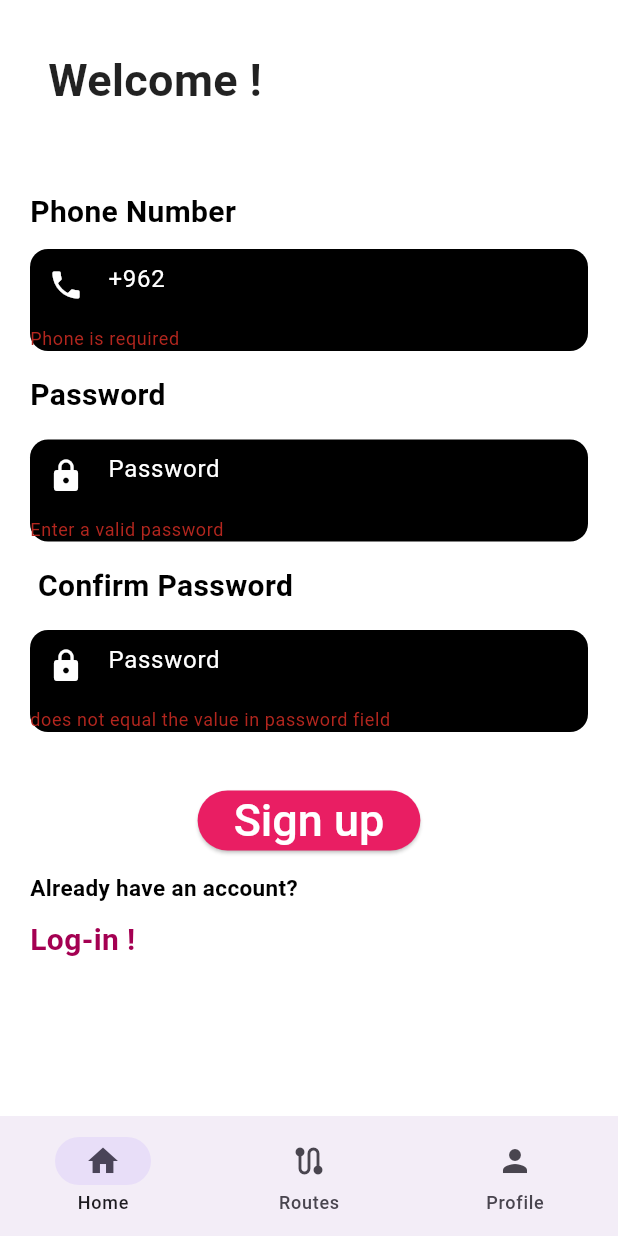
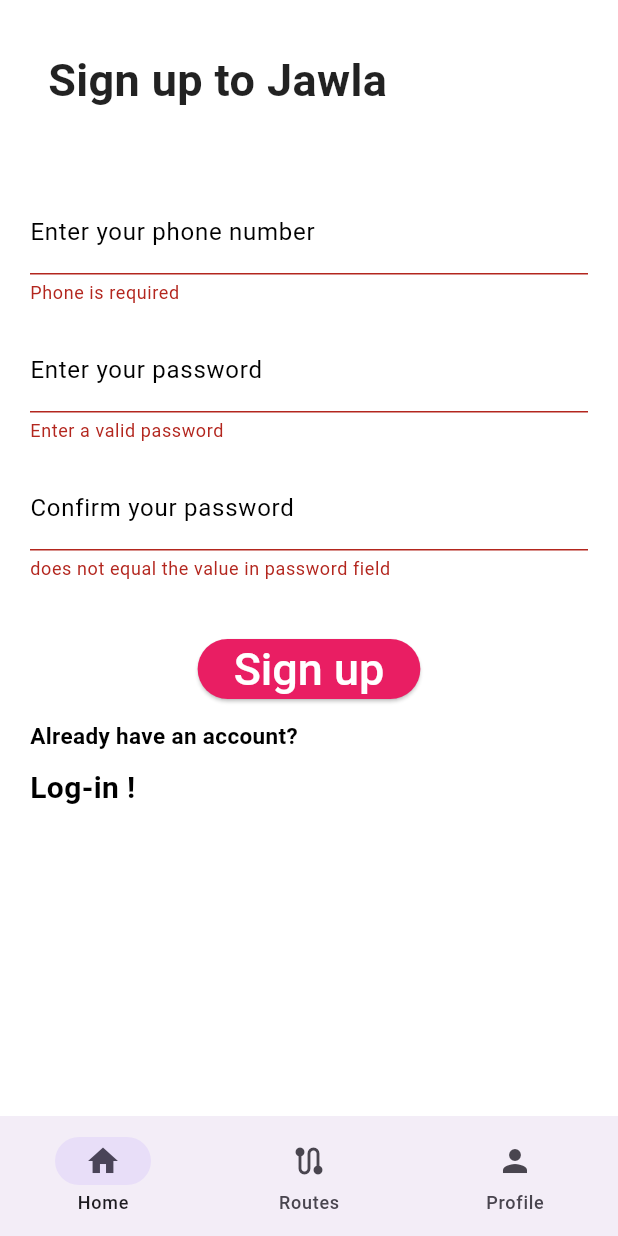
Before and after one commit to farahalomari/jawla, a Flutter app: the SignupScreen screen opened directly, after a tap on "Sign up", on a phone screen of 412 x 824 dp. Run offline on Flutter 3.47's test engine with Material 3 defaults, Android fonts, the phone set to English and light mode, and no system bars; our stand-ins replace flutter_map, geocoding, geolocator, latlong2, otp_text_field.

Commit message:
fixing the ui for the sign up page, work in progress and wil be removing the nav bar from this page

```diff
--- a/lib/signup.dart
+++ b/lib/signup.dart
@@ -3,7 +3,6 @@
 import 'package:gradproj7/login.dart';
 import 'package:gradproj7/otp.dart';
 import 'package:gradproj7/settings.dart';
-
 
 void main() {
   WidgetsFlutterBinding.ensureInitialized();
@@ -15,24 +14,27 @@
     ),
   );
 }
+
 class TextSection extends StatelessWidget {
   const TextSection({
     super.key,
     required this.description,
-
   });
 
   final String description;
 
-
   @override
   Widget build(BuildContext context) {
     return Padding(
-      padding: const EdgeInsets.only(top:10),
+      padding: const EdgeInsets.only(top: 10),
       child: Text(
         description,
         softWrap: true,
-        style:const TextStyle(fontSize:20,color:Color.fromRGBO(164, 0, 82, 10),fontWeight: FontWeight.bold  ),
+        style: const TextStyle(
+            fontSize: 20,
+            //color: Color.fromRGBO(164, 0, 82, 10),
+            color: Colors.black,
+            fontWeight: FontWeight.bold),
       ),
     );
   }
@@ -56,18 +58,18 @@
   final TextEditingController _confirmController = TextEditingController();
   late String _confirmErrorText = "";
 
-  bool _validateConfirm(String value1, String value2){
-    if(value1.isEmpty){
+  bool _validateConfirm(String value1, String value2) {
+    if (value1.isEmpty) {
       setState(() {
         _confirmErrorText = 'required';
       });
       return false;
+    } else if (value1.isNotEmpty && value1 != value2) {
+      _confirmErrorText = 'does not equal the value in password field';
+      return false;
+    } else {
+      return true;
     }
-    else if(value1.isNotEmpty && value1!=value2){
-      _confirmErrorText ='does not equal the value in password field';
-      return false;
-    }
-    else{return true;}
   }
 
   bool _validatePass(String value) {
@@ -76,19 +78,21 @@
         _passErrorText = 'Password is required';
       });
       return false;
-    }
-    else if (value.isNotEmpty && !isPassValid(value)) {
+    } else if (value.isNotEmpty && !isPassValid(value)) {
       setState(() {
         _passErrorText = 'Enter a valid password';
       });
       return false;
+    } else {
+      return true;
     }
-    else{
-    return true;}
   }
+
   bool isPassValid(String pass) {
     //Minimum eight characters, at least one letter, one number and one special character:
-    return RegExp(r'^(?=.*[A-Za-z])(?=.*\d)(?=.*[@$!%*#?&])[A-Za-z\d@$!%*#?&]{8,}$').hasMatch(pass);
+    return RegExp(
+            r'^(?=.*[A-Za-z])(?=.*\d)(?=.*[@$!%*#?&])[A-Za-z\d@$!%*#?&]{8,}$')
+        .hasMatch(pass);
   }
 
   bool _validatePhone(String value) {
@@ -97,24 +101,24 @@
         _phoneErrorText = 'Phone is required';
       });
       return false;
-    }
-    else if (value.isNotEmpty && !isPassValid(value)) {
+    } else if (value.isNotEmpty && !isPassValid(value)) {
       setState(() {
         _phoneErrorText = 'Enter a valid phone number';
       });
       return false;
+    } else {
+      return true;
     }
-    else{
-    return true;}
   }
+
   bool isPhoneValid(String phone) {
     //The numbers should start with a plus sign ( + )
     // It should be followed by Country code and National number.
     // It may contain white spaces or a hyphen ( – ).
     // the length of phone numbers may vary from 7 digits to 15 digits.
-    return RegExp(r' [+][0-9\-]\s?{6, 15}[0-9]$'
-    ).hasMatch(phone);
+    return RegExp(r' [+][0-9\-]\s?{6, 15}[0-9]$').hasMatch(phone);
   }
+
   @override
   Widget build(BuildContext context) {
     return SafeArea(
@@ -122,9 +126,9 @@
         backgroundColor: Colors.white,
         body: Column(
           children: [
-            const TitleSection(name: 'Welcome !',
+            const TitleSection(
+              name: 'Sign up to Jawla',
             ),
-
             Expanded(
               child: Container(
                 width: double.infinity,
@@ -141,144 +145,141 @@
                       child: Column(
                     crossAxisAlignment: CrossAxisAlignment.start,
                     children: [
-                          const Text(
-                            'Phone Number',
-                            style: TextStyle(
-                              color: Colors.black,
-                              fontSize: 20,
-                              fontWeight: FontWeight.bold,
+                      TextFormField(
+                        controller: _phoneController,
+                        style: const TextStyle(color: Colors.black),
+                        decoration: InputDecoration(
+                          border: const UnderlineInputBorder(),
+                          labelText: 'Enter your phone number',
+                          labelStyle: const TextStyle(color: Colors.black),
+                          errorText: _phoneErrorText,
+                          focusedBorder: UnderlineInputBorder(
+                            borderSide: BorderSide(color: Colors.black),
+                          ),
+                          enabledBorder: UnderlineInputBorder(
+                            borderSide: BorderSide(color: Colors.black),
                           ),
                         ),
-                          const SizedBox(height: 10),
-                          Container(
-                            decoration: BoxDecoration(
-                              borderRadius: BorderRadius.circular(12),
-                              color: Colors.black,
+                        validator: (value) {
+                          if (value == null || value.isEmpty) {
+                            return 'Please enter your phone number';
+                          }
+                          // Add more validation logic if needed
+                          return null;
+                        },
                       ),
-                            child: TextFormField(
-                              controller: _phoneController,
-                              style: const TextStyle(color: Colors.white),
-                              decoration:  InputDecoration(
-                                errorText: _phoneErrorText,
-                                border: InputBorder.none,
-                                prefixIcon: const Icon(
-                                  Icons.phone,
-                                  color: Colors.white,
+                      const SizedBox(height: 16),
+                      // Password Field
+                      TextFormField(
+                        controller: _passController,
+                        style: const TextStyle(color: Colors.black),
+                        decoration: InputDecoration(
+                          border: const UnderlineInputBorder(),
+                          labelText: 'Enter your password',
+                          labelStyle: const TextStyle(color: Colors.black),
+                          errorText: _passErrorText,
+                          focusedBorder: UnderlineInputBorder(
+                            borderSide: BorderSide(color: Colors.black),
                           ),
-                                hintText: '+962',
-                                hintStyle: const TextStyle(color: Colors.white),
-                              ),
-                              validator: (value) => _phoneErrorText,
+                          enabledBorder: UnderlineInputBorder(
+                            borderSide: BorderSide(color: Colors.black),
                           ),
                         ),
-                          const SizedBox(height: 15),
-                          const Text(
-                            'Password',
-                            style: TextStyle(
-                              color: Colors.black,
-                              fontSize: 20,
-                              fontWeight: FontWeight.bold,
-
+                        validator: (value) {
+                          if (value == null || value.isEmpty) {
+                            return 'Please enter your password';
+                          }
+                          // Add more validation logic if needed
+                          return null;
+                        },
+                        obscureText: true, // Hides the password input
+                      ),
+                      const SizedBox(height: 16),
+                      // Confirm Password Field
+                      TextFormField(
+                        controller: _confirmController,
+                        style: const TextStyle(color: Colors.black),
+                        decoration: InputDecoration(
+                          border: const UnderlineInputBorder(),
+                          labelText: 'Confirm your password',
+                          labelStyle: const TextStyle(color: Colors.black),
+                          errorText: _confirmErrorText,
+                          focusedBorder: UnderlineInputBorder(
+                            borderSide: BorderSide(color: Colors.black),
+                          ),
+                          enabledBorder: UnderlineInputBorder(
+                            borderSide: BorderSide(color: Colors.black),
                           ),
                         ),
-
-                          const SizedBox(height: 15),
-                          Container(
-                            decoration: BoxDecoration(
-                              borderRadius: BorderRadius.circular(12),
-                              color: Colors.black,
-                            ),
-                            child: TextFormField(
-                              controller: _passController,
-                              style: const TextStyle(color: Colors.white),
-                              decoration: InputDecoration(
-                                border: InputBorder.none,
-                                errorText: _passErrorText,
-                                prefixIcon: const Icon(
-                                  Icons.lock,
-                                  color: Colors.white,
-                                ),
-                                hintText: 'Password',
-                                hintStyle: const TextStyle(color: Colors.white),
-                              ),
-                              validator: (value) => _passErrorText
-
-                            ),
-
-                          ),
-                          const SizedBox(height: 15),
-                          const Text(
-                            ' Confirm Password',
-                            style: TextStyle(
-                              color: Colors.black,
-                              fontSize: 20,
-                              fontWeight: FontWeight.bold,
-
-                            ),
-                          ),
-
-                          const SizedBox(height: 15),
-                          Container(
-                            decoration: BoxDecoration(
-                              borderRadius: BorderRadius.circular(12),
-                              color: Colors.black,
-                            ),
-                            child: TextFormField(
-                              controller: _confirmController,
-                              style: const TextStyle(color: Colors.white),
-                              decoration:  InputDecoration(
-                                border: InputBorder.none,
-                                errorText: _confirmErrorText,
-                                prefixIcon: const Icon(
-                                  Icons.lock,
-                                  color: Colors.white,
-                                ),
-                                hintText: 'Password',
-                                hintStyle: const TextStyle(color: Colors.white),
-                              ),
-                                validator: (value1) => _confirmErrorText
-                            ),
+                        validator: (value) {
+                          if (value == null || value.isEmpty) {
+                            return 'Please confirm your password';
+                          }
+                          if (value != _passController.text) {
+                            return 'Passwords do not match';
+                          }
+                          return null;
+                        },
+                        obscureText: true, // Hides the password input
                       ),
                       const SizedBox(height: 35),
                       Center(
-                          child:ElevatedButton(
-                            onPressed:() =>{if (_validatePass(_passErrorText)==false
-                                && _validatePass(_phoneErrorText)==false
-                                && _validateConfirm(_confirmErrorText, _passErrorText)==false) {
+                        child: ElevatedButton(
+                          onPressed: () => {
+                            if (_validatePass(_passErrorText) == false &&
+                                _validatePass(_phoneErrorText) == false &&
+                                _validateConfirm(
+                                        _confirmErrorText, _passErrorText) ==
+                                    false)
+                              {
                                 _validatePass(_passErrorText),
                                 _validatePhone(_phoneErrorText),
-                              _validateConfirm(_confirmErrorText,_passErrorText)}
-                              else{
-                              Navigator.push(context,
+                                _validateConfirm(
+                                    _confirmErrorText, _passErrorText)
+                              }
+                            else
+                              {
+                                Navigator.push(
+                                    context,
                                     MaterialPageRoute(
-                            builder: (context) => const OTPScreen())),}},
+                                        builder: (context) =>
+                                            const OTPScreen())),
+                              }
+                          },
                           style: ElevatedButton.styleFrom(
-                              shape:RoundedRectangleBorder (borderRadius: BorderRadius.circular(30)),
+                            shape: RoundedRectangleBorder(
+                                borderRadius: BorderRadius.circular(30)),
                             backgroundColor: Colors.pink,
                             foregroundColor: Colors.white,
                             textStyle: const TextStyle(
                                 fontSize: 30,
-                                  fontWeight: FontWeight.w500,color:Colors.black),),
+                                fontWeight: FontWeight.w500,
+                                color: Colors.black),
+                          ),
                           child: const Text('Sign up'),
                         ),
                       ),
-                      const Padding(padding:EdgeInsets.only(top:10),
-                        child:Text("Already have an account?",style: TextStyle(fontSize: 15,fontWeight:FontWeight.bold,color:Colors.black)),
+                      const Padding(
+                        padding: EdgeInsets.only(top: 10),
+                        child: Text("Already have an account?",
+                            style: TextStyle(
+                                fontSize: 15,
+                                fontWeight: FontWeight.bold,
+                                color: Colors.black)),
                       ),
                       GestureDetector(
                         onTap: () {
-                          Navigator.push(context,
+                          Navigator.push(
+                              context,
                               MaterialPageRoute(
                                   builder: (context) => const LoginScreen()));
                         },
-                            child:const TextSection(
-                              description:
-                              "Log-in !",
+                        child: const TextSection(
+                          description: "Log-in !",
                         ),
                       ),
                     ],
-                      )
-                  ),
+                  )),
                 ),
               ),
             ),
@@ -295,39 +296,41 @@
           destinations: <Widget>[
             GestureDetector(
               onDoubleTap: () {
-      Navigator.push(context,
+                Navigator.push(
+                    context,
                     MaterialPageRoute(
                         builder: (context) => const SignupScreen()));
               },
-            child:const NavigationDestination(
+              child: const NavigationDestination(
                 icon: Icon(Icons.home),
                 label: 'Home',
               ),
             ),
             GestureDetector(
               onDoubleTap: () {
-          Navigator.push(context,
+                Navigator.push(
+                    context,
                     MaterialPageRoute(
                         builder: (context) => const LocationScreen()));
               },
-            child:const NavigationDestination(
+              child: const NavigationDestination(
                 icon: Icon(Icons.route),
                 label: 'Routes',
               ),
             ),
             GestureDetector(
               onDoubleTap: () {
-                Navigator.push(context,
+                Navigator.push(
+                    context,
                     MaterialPageRoute(
                         builder: (context) => const SettingsScreen()));
               },
-              child:const NavigationDestination(
+              child: const NavigationDestination(
                 icon: Icon(Icons.person),
                 label: 'Profile',
               ),
             ),
           ],
-
         ),
       ),
     );
@@ -357,10 +360,9 @@
                 Text(
                   name,
                   style: const TextStyle(
-                      fontWeight: FontWeight.bold, fontSize: 30,
-                      color: Colors.black87
-                  ),
-
+                      fontWeight: FontWeight.bold,
+                      fontSize: 30,
+                      color: Colors.black87),
                 ),
               ],
             ),
```
Also changed, not shown: lib/main.dart (+2 -71 lines). Lines whose indentation alone changed are shown as unchanged.
